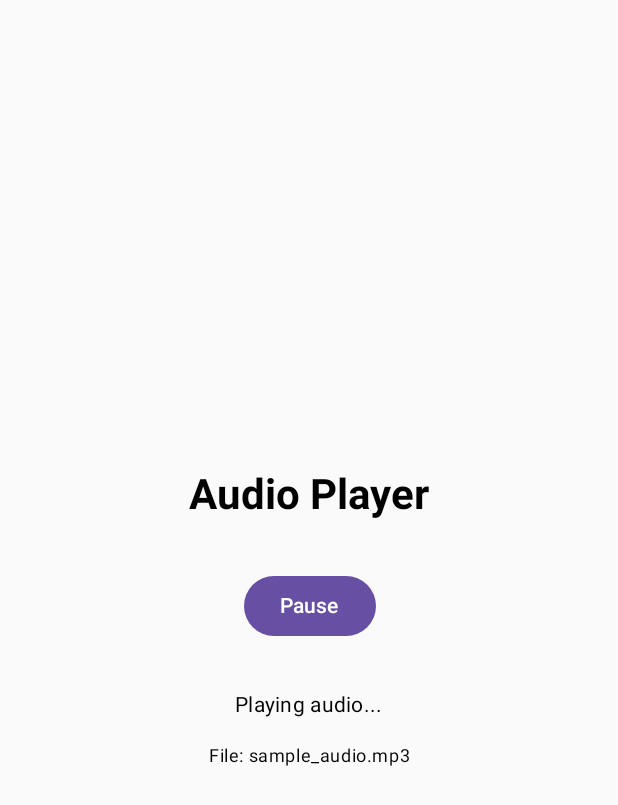
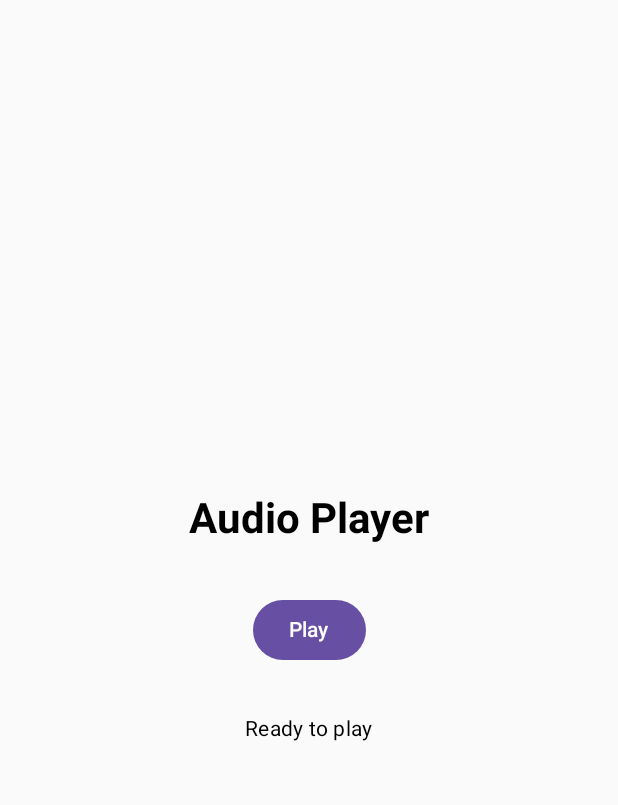
Before and after one commit to vibhu7005/post_manager, an Android app built with Jetpack Compose: the screen it shows after launch (MainActivity), after a tap on "Play", on a phone screen of 412 x 824 dp. Shown: the top 805 px of the screen. Run offline under Robolectric (Android 15) with nearby library versions, the phone set to English and light mode, and no system bars; 1 statement that could not run was skipped.

Commit message:
Music Player service

```diff
--- a/app/src/main/AndroidManifest.xml
+++ b/app/src/main/AndroidManifest.xml
@@ -26,6 +26,7 @@
         </activity>
 
         <service android:name=".service.PlayerService" />
+        <service android:name=".service.MusicPlayerService" />
     </application>
 
 </manifest>
--- a/app/src/main/java/com/example/demoapplication/MainActivity.kt
+++ b/app/src/main/java/com/example/demoapplication/MainActivity.kt
@@ -2,7 +2,6 @@ package com.example.demoapplication
 
 import android.content.Intent
 import android.content.ServiceConnection
-import android.media.MediaPlayer
 import android.os.Bundle
 import android.util.Log
 import androidx.activity.ComponentActivity
@@ -17,14 +16,8 @@ import androidx.compose.material3.Button
 import androidx.compose.material3.MaterialTheme
 import androidx.compose.material3.Text
 import androidx.compose.runtime.Composable
-import androidx.compose.runtime.DisposableEffect
-import androidx.compose.runtime.getValue
-import androidx.compose.runtime.mutableStateOf
-import androidx.compose.runtime.remember
-import androidx.compose.runtime.setValue
 import androidx.compose.ui.Alignment
 import androidx.compose.ui.Modifier
-import androidx.compose.ui.platform.LocalContext
 import androidx.compose.ui.text.font.FontWeight
 import androidx.compose.ui.unit.dp
 import com.example.demoapplication.service.MusicPlayerService
@@ -35,13 +28,13 @@ class MainActivity : ComponentActivity() {
     var musicService : MusicPlayerService? = null
 
 
+
     override fun onCreate(savedInstanceState: Bundle?) {
         super.onCreate(savedInstanceState)
         enableEdgeToEdge()
 
 
-        val service = MusicPlayerService()
-        val intent = Intent(this, PlayerService::class.java)
+        val intent = Intent(this, MusicPlayerService::class.java)
 
         val serviceConnection = object : ServiceConnection {
             override fun onServiceConnected(name: android.content.ComponentName?, binder: android.os.IBinder?) {
@@ -62,68 +55,9 @@ class MainActivity : ComponentActivity() {
             }
         }
     }
-}
 
     @Composable
     fun AudioPlayerScreen() {
-    val context = LocalContext.current
-    var mediaPlayer by remember { mutableStateOf<MediaPlayer?>(null) }
-    var isPlaying by remember { mutableStateOf(false) }
-
-    DisposableEffect(context) {
-        mediaPlayer = MediaPlayer.create(context, R.raw.short_test).apply {
-            setOnCompletionListener {
-                isPlaying = false
-                Log.d("AudioPlayer", "Audio playback completed")
-            }
-            setOnPreparedListener {
-                Log.d("AudioPlayer", "MediaPlayer prepared successfully")
-            }
-            setOnErrorListener { _, what, extra ->
-                Log.e("AudioPlayer", "MediaPlayer error: what=$what, extra=$extra")
-                isPlaying = false
-                true
-            }
-        }
-
-        onDispose {
-            mediaPlayer?.release()
-            mediaPlayer = null
-        }
-    }
-
-    fun playAudio() {
-        mediaPlayer?.let { player ->
-            try {
-                if (!player.isPlaying) {
-                    player.start()
-                    isPlaying = true
-                    Log.d("AudioPlayer", "Audio playback started")
-                } else {
-                    Log.d("AudioPlayer", "Audio is already playing")
-                }
-            } catch (e: Exception) {
-                Log.e("AudioPlayer", "Error starting playback: ${e.message}")
-            }
-        } ?: Log.e("AudioPlayer", "MediaPlayer is null")
-    }
-
-    fun pauseAudio() {
-        mediaPlayer?.let { player ->
-            try {
-                if (player.isPlaying) {
-                    player.pause()
-                    isPlaying = false
-                    Log.d("AudioPlayer", "Audio playback paused")
-                } else {
-                    Log.d("AudioPlayer", "Audio is not playing")
-                }
-            } catch (e: Exception) {
-                Log.e("AudioPlayer", "Error pausing playback: ${e.message}")
-            }
-        } ?: Log.e("AudioPlayer", "MediaPlayer is null")
-    }
-
         Box(
             modifier = Modifier.fillMaxSize(),
             contentAlignment = Alignment.Center
@@ -138,31 +72,18 @@ fun AudioPlayerScreen() {
                     fontWeight = FontWeight.Bold
                 )
 
-            if (isPlaying) {
                 Button(
-                    onClick = { pauseAudio() },
-                    modifier = Modifier.padding(16.dp)
-                ) {
-                    Text("Pause")
-                }
-            } else {
-                Button(
-                    onClick = { playAudio() },
+                    onClick = { musicService?.playMusic() },
                     modifier = Modifier.padding(16.dp)
                 ) {
                     Text("Play")
                 }
-            }
 
                 Text(
-                text = if (isPlaying) "Playing audio..." else "Audio stopped",
+                    text = "Ready to play",
                     style = MaterialTheme.typography.bodyMedium
-            )
-
-            Text(
-                text = "File: sample_audio.mp3",
-                style = MaterialTheme.typography.bodySmall
                 )
             }
         }
     }
+}
```
Also changed, not shown: app/src/main/java/com/example/demoapplication/service/MusicPlayerService.kt (+27 -0 lines), 3 other files. Lines whose indentation alone changed are shown as unchanged.
